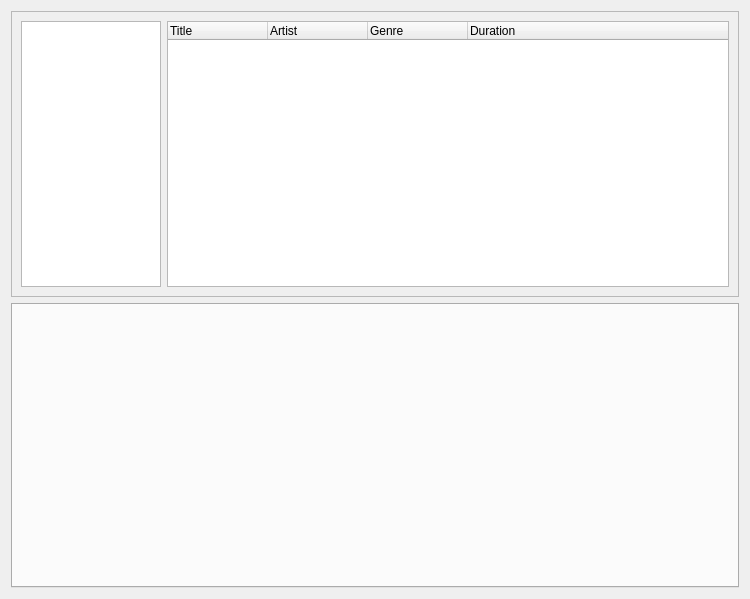
Before: the Qt Designer form src/dialogs/uis/playlistdialog.ui in jan-lugfl/RadioMixer, drawn with Qt 5.
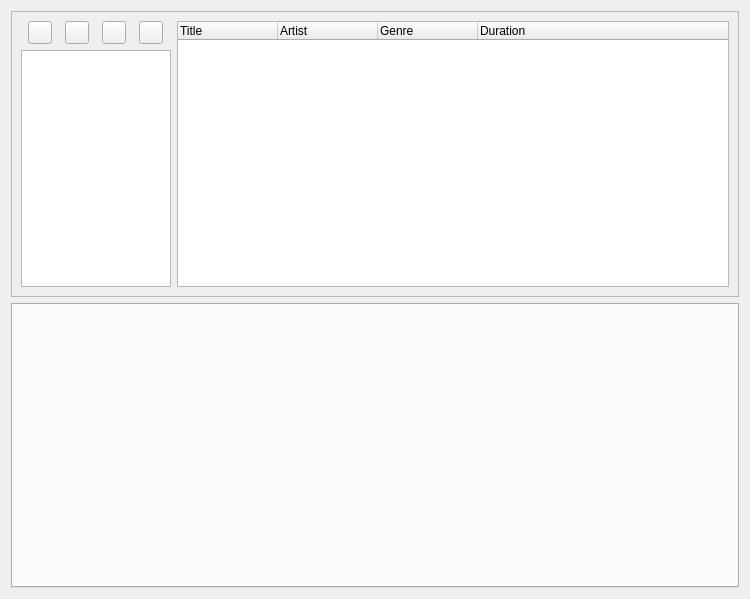
After: the same form once the commit is applied.

Commit message: - added buttons to manage playlists

```diff
--- a/src/dialogs/uis/playlistdialog.ui
+++ b/src/dialogs/uis/playlistdialog.ui
@@ -24,6 +24,40 @@
      </property>
      <layout class="QGridLayout" name="gridLayout">
       <item row="0" column="0">
+       <layout class="QVBoxLayout" name="verticalLayout">
+        <item>
+         <layout class="QHBoxLayout" name="horizontalLayout">
+          <item>
+           <widget class="QToolButton" name="newPlaylist">
+            <property name="text">
+             <string/>
+            </property>
+           </widget>
+          </item>
+          <item>
+           <widget class="QToolButton" name="closePlaylist">
+            <property name="text">
+             <string/>
+            </property>
+           </widget>
+          </item>
+          <item>
+           <widget class="QToolButton" name="openPlaylist">
+            <property name="text">
+             <string/>
+            </property>
+           </widget>
+          </item>
+          <item>
+           <widget class="QToolButton" name="savePlaylist">
+            <property name="text">
+             <string/>
+            </property>
+           </widget>
+          </item>
+         </layout>
+        </item>
+        <item>
        <widget class="QListWidget" name="playlistList">
         <property name="sizePolicy">
          <sizepolicy hsizetype="Expanding" vsizetype="Expanding">
@@ -31,6 +65,12 @@
           <verstretch>0</verstretch>
          </sizepolicy>
         </property>
+          <property name="maximumSize">
+           <size>
+            <width>150</width>
+            <height>16777215</height>
+           </size>
+          </property>
         <property name="iconSize">
          <size>
           <width>48</width>
@@ -50,6 +90,8 @@
          <bool>true</bool>
         </property>
        </widget>
+        </item>
+       </layout>
       </item>
       <item row="0" column="1">
        <widget class="QTreeWidget" name="playListView">
```
Lines whose indentation alone changed are shown as unchanged. The commit also changes 2 other files.
